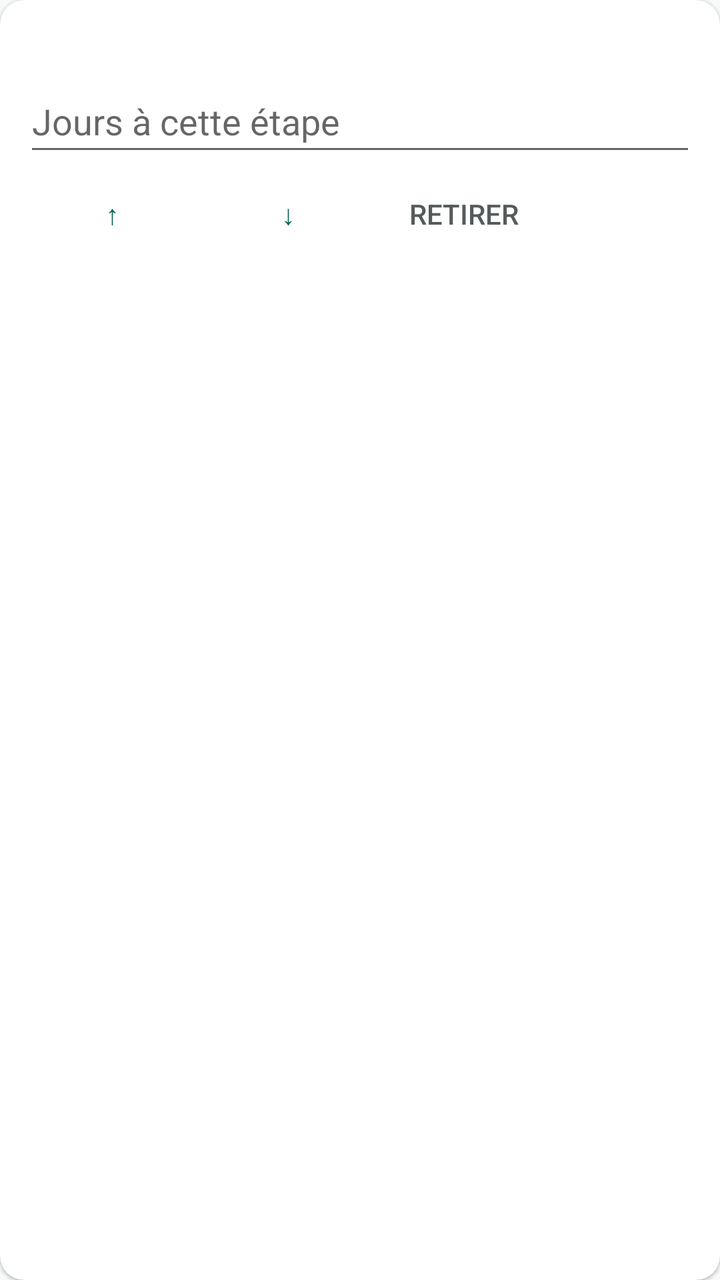
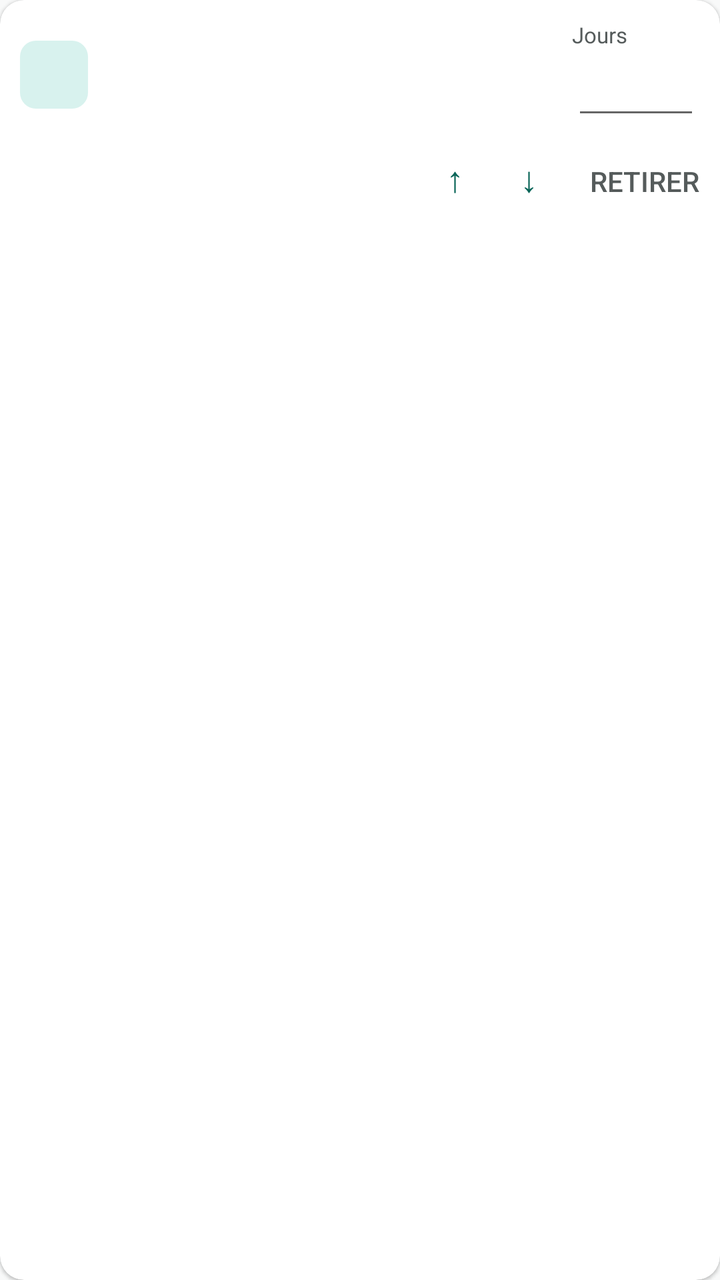

Before-and-after screenshots of an Android layout around one commit, followed by the original layout XML and the change that was made.
<!-- AndroidManifest.xml: application theme Theme.GoVoyage -->
<!-- res/layout/item_etape.xml -->
<?xml version="1.0" encoding="utf-8"?>
<androidx.cardview.widget.CardView xmlns:android="http://schemas.android.com/apk/res/android"
    xmlns:app="http://schemas.android.com/apk/res-auto"
    android:layout_width="match_parent"
    android:layout_height="wrap_content"
    android:layout_marginTop="8dp"
    app:cardBackgroundColor="@color/palette_blanc"
    app:cardCornerRadius="12dp"
    app:cardElevation="1dp">

    <LinearLayout
        android:layout_width="match_parent"
        android:layout_height="wrap_content"
        android:orientation="vertical"
        android:padding="12dp">

        <TextView
            android:id="@+id/tvNomEtape"
            android:layout_width="match_parent"
            android:layout_height="wrap_content"
            android:textColor="@color/palette_encre"
            android:textStyle="bold" />

        <EditText
            android:id="@+id/editJours"
            android:layout_width="match_parent"
            android:layout_height="wrap_content"
            android:layout_marginTop="4dp"
            android:hint="@string/editeur_etape_jours"
            android:inputType="number"
            android:maxLength="2"
            android:minHeight="48dp" />

        <LinearLayout
            android:layout_width="match_parent"
            android:layout_height="wrap_content"
            android:orientation="horizontal">

            <Button
                android:id="@+id/boutonMonter"
                style="?android:attr/borderlessButtonStyle"
                android:layout_width="wrap_content"
                android:layout_height="wrap_content"
                android:text="@string/editeur_fleche_monter"
                android:textColor="@color/palette_turquoise_fonce" />

            <Button
                android:id="@+id/boutonDescendre"
                style="?android:attr/borderlessButtonStyle"
                android:layout_width="wrap_content"
                android:layout_height="wrap_content"
                android:text="@string/editeur_fleche_descendre"
                android:textColor="@color/palette_turquoise_fonce" />

            <Button
                android:id="@+id/boutonRetirer"
                style="?android:attr/borderlessButtonStyle"
                android:layout_width="wrap_content"
                android:layout_height="wrap_content"
                android:text="@string/editeur_etape_retirer"
                android:textColor="@color/palette_texte_secondaire" />
        </LinearLayout>
    </LinearLayout>
</androidx.cardview.widget.CardView>
<!-- resources referenced by this layout -->
<resources>
  <color name="palette_blanc">#FFFFFF</color>
  <color name="palette_encre">#242B2B</color>
  <color name="palette_texte_secondaire">#555B5B</color>
  <color name="palette_turquoise_fonce">#0A6558</color>
  <string name="editeur_etape_jours">Jours à cette étape</string>
  <string name="editeur_etape_retirer">Retirer</string>
  <string name="editeur_fleche_descendre">↓</string>
  <string name="editeur_fleche_monter">↑</string>
  <style name="Theme.GoVoyage" parent="Theme.MaterialComponents.Light.NoActionBar">
          <item name="colorPrimary">@color/palette_turquoise_fonce</item>
          <item name="colorPrimaryVariant">@color/palette_turquoise_fonce</item>
          <item name="colorOnPrimary">@color/palette_blanc</item>
          <item name="colorSecondary">@color/palette_turquoise_fonce</item>
          <item name="colorSecondaryVariant">@color/palette_turquoise_fonce</item>
          <item name="colorOnSecondary">@color/palette_blanc</item>
          <item name="android:colorBackground">@color/palette_fond</item>
          <item name="android:statusBarColor">@color/palette_turquoise_fonce</item>
          <item name="android:windowBackground">@color/palette_fond</item>
      </style>
  <color name="palette_fond">#F8F9F9</color>
</resources>

<!-- the commit's change to res/layout/item_etape.xml (unified diff, before → after) -->
@@ -12,53 +12,119 @@
         android:layout_width="match_parent"
         android:layout_height="wrap_content"
         android:orientation="vertical"
-        android:padding="12dp">
+        android:padding="10dp">
 
-        <TextView
-            android:id="@+id/tvNomEtape"
-            android:layout_width="match_parent"
-            android:layout_height="wrap_content"
-            android:textColor="@color/palette_encre"
-            android:textStyle="bold" />
-
-        <EditText
-            android:id="@+id/editJours"
-            android:layout_width="match_parent"
-            android:layout_height="wrap_content"
-            android:layout_marginTop="4dp"
-            android:hint="@string/editeur_etape_jours"
-            android:inputType="number"
-            android:maxLength="2"
-            android:minHeight="48dp" />
-
+        
         <LinearLayout
             android:layout_width="match_parent"
             android:layout_height="wrap_content"
+            android:gravity="center_vertical"
+            android:orientation="horizontal">
+
+            <TextView
+                android:id="@+id/tvNumeroEtape"
+                android:layout_width="34dp"
+                android:layout_height="34dp"
+                android:background="@drawable/fond_numero_etape"
+                android:gravity="center"
+                android:textColor="@color/palette_turquoise_fonce"
+                android:textSize="13sp"
+                android:textStyle="bold" />
+
+            <LinearLayout
+                android:layout_width="0dp"
+                android:layout_height="wrap_content"
+                android:layout_marginStart="10dp"
+                android:layout_weight="1"
+                android:orientation="vertical">
+
+                <TextView
+                    android:id="@+id/tvNomEtape"
+                    android:layout_width="match_parent"
+                    android:layout_height="wrap_content"
+                    android:textColor="@color/palette_encre"
+                    android:textSize="15sp"
+                    android:textStyle="bold" />
+
+                <TextView
+                    android:id="@+id/tvTarifEtape"
+                    android:layout_width="match_parent"
+                    android:layout_height="wrap_content"
+                    android:layout_marginTop="2dp"
+                    android:textColor="@color/palette_texte_secondaire"
+                    android:textSize="12sp" />
+            </LinearLayout>
+
+            <LinearLayout
+                android:layout_width="64dp"
+                android:layout_height="wrap_content"
+                android:layout_marginStart="8dp"
+                android:orientation="vertical">
+
+                <TextView
+                    android:layout_width="match_parent"
+                    android:layout_height="wrap_content"
+                    android:text="@string/editeur_etape_jours_court"
+                    android:textColor="@color/palette_texte_secondaire"
+                    android:textSize="11sp" />
+
+                <EditText
+                    android:id="@+id/editJours"
+                    android:layout_width="match_parent"
+                    android:layout_height="wrap_content"
+                    android:contentDescription="@string/editeur_etape_jours_court"
+                    android:gravity="center"
+                    android:inputType="number"
+                    android:maxLength="2"
+                    android:minHeight="40dp"
+                    android:padding="4dp"
+                    android:textSize="14sp" />
+            </LinearLayout>
+        </LinearLayout>
+
+        
+        <LinearLayout
+            android:layout_width="match_parent"
+            android:layout_height="wrap_content"
+            android:layout_marginTop="2dp"
+            android:gravity="end"
             android:orientation="horizontal">
 
             <Button
                 android:id="@+id/boutonMonter"
                 style="?android:attr/borderlessButtonStyle"
                 android:layout_width="wrap_content"
-                android:layout_height="wrap_content"
+                android:layout_height="40dp"
+                android:minWidth="0dp"
+                android:paddingStart="14dp"
+                android:paddingEnd="14dp"
                 android:text="@string/editeur_fleche_monter"
-                android:textColor="@color/palette_turquoise_fonce" />
+                android:textColor="@color/palette_turquoise_fonce"
+                android:textSize="18sp" />
 
             <Button
                 android:id="@+id/boutonDescendre"
                 style="?android:attr/borderlessButtonStyle"
                 android:layout_width="wrap_content"
-                android:layout_height="wrap_content"
+                android:layout_height="40dp"
+                android:minWidth="0dp"
+                android:paddingStart="14dp"
+                android:paddingEnd="14dp"
                 android:text="@string/editeur_fleche_descendre"
-                android:textColor="@color/palette_turquoise_fonce" />
+                android:textColor="@color/palette_turquoise_fonce"
+                android:textSize="18sp" />
 
             <Button
                 android:id="@+id/boutonRetirer"
                 style="?android:attr/borderlessButtonStyle"
                 android:layout_width="wrap_content"
-                android:layout_height="wrap_content"
+                android:layout_height="40dp"
+                android:minWidth="0dp"
+                android:paddingStart="12dp"
+                android:paddingEnd="0dp"
                 android:text="@string/editeur_etape_retirer"
-                android:textColor="@color/palette_texte_secondaire" />
+                android:textColor="@color/palette_texte_secondaire"
+                android:textSize="14sp" />
         </LinearLayout>
     </LinearLayout>
 </androidx.cardview.widget.CardView>
<!-- resource entries referenced after the edit -->
@@ -4,7 +4,14 @@
   <color name="palette_encre">#242B2B</color>
   <color name="palette_texte_secondaire">#555B5B</color>
   <color name="palette_turquoise_fonce">#0A6558</color>
-  <string name="editeur_etape_jours">Jours à cette étape</string>
+  <!-- drawable fond_numero_etape (drawable) -->
+  <?xml version="1.0" encoding="utf-8"?>
+  <shape xmlns:android="http://schemas.android.com/apk/res/android"
+      android:shape="rectangle">
+      <solid android:color="@color/palette_turquoise_clair" />
+      <corners android:radius="8dp" />
+  </shape>
+  <string name="editeur_etape_jours_court">Jours</string>
   <string name="editeur_etape_retirer">Retirer</string>
   <string name="editeur_fleche_descendre">↓</string>
   <string name="editeur_fleche_monter">↑</string>
@@ -19,6 +26,7 @@
           <item name="android:statusBarColor">@color/palette_turquoise_fonce</item>
           <item name="android:windowBackground">@color/palette_fond</item>
       </style>
+  <color name="palette_turquoise_clair">#D8F2EE</color>
   <color name="palette_fond">#F8F9F9</color>
 </resources>
 
